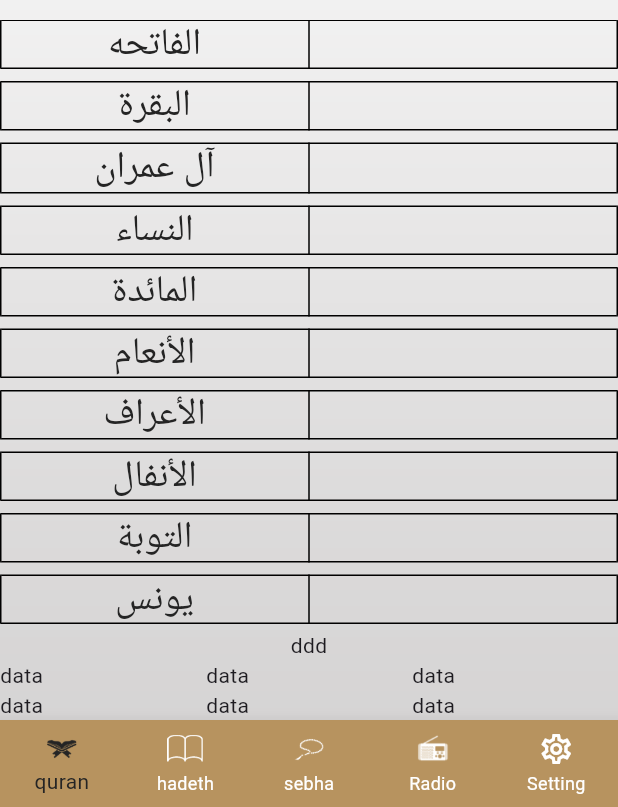
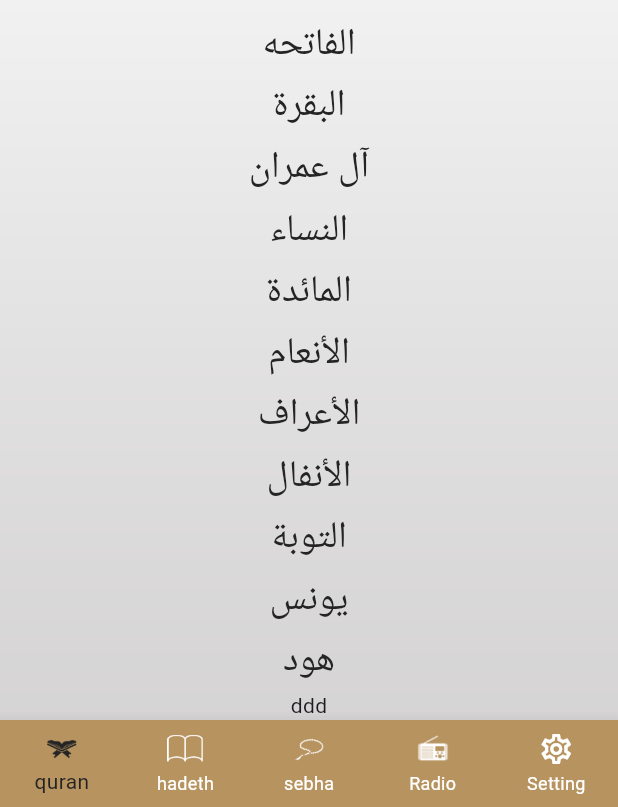
Before and after one commit to MHekmatF/islamic_applicatio, a Flutter app: the screen it shows after launch, on a phone screen of 412 x 824 dp, the part 429-1236 px from its top. Run offline on Flutter 3.47's test engine with Material 3 defaults, Android fonts, the phone set to English and light mode, and no system bars; our stand-ins replace audioplayers, shared_preferences; generated files the repository leaves out were written again.

Commit message:
adding feature in future

```diff
--- a/lib/tabs/quran/quran_tap.dart
+++ b/lib/tabs/quran/quran_tap.dart
@@ -138,8 +138,6 @@ class QuranTap extends StatelessWidget {
               height: 8,
             ),
             itemBuilder: (context, index) =>
-                Table(border: TableBorder.all(color: Colors.black), children: [
-              TableRow(children: [
                 InkWell(
                   onTap: () {
                     Navigator.of(context).pushNamed(
@@ -154,9 +152,6 @@ class QuranTap extends StatelessWidget {
                     textAlign: TextAlign.center,
                   ),
                 ),
-                Text('')
-              ])
-            ]),
             itemCount: surasName.length,
           ),
         ),
@@ -164,20 +159,7 @@ class QuranTap extends StatelessWidget {
           "ddd",
           // style: GoogleFonts.elMessiri(),
         ),
-        Table(
-          children: [
-            TableRow(children: [
-              Text('data'),
-              Text('data'),
-              Text('data'),
-            ]),
-            TableRow(children: [
-              Text('data'),
-              Text('data'),
-              Text('data'),
-            ]),
-          ],
-        )
+
       ],
     );
   }
```
